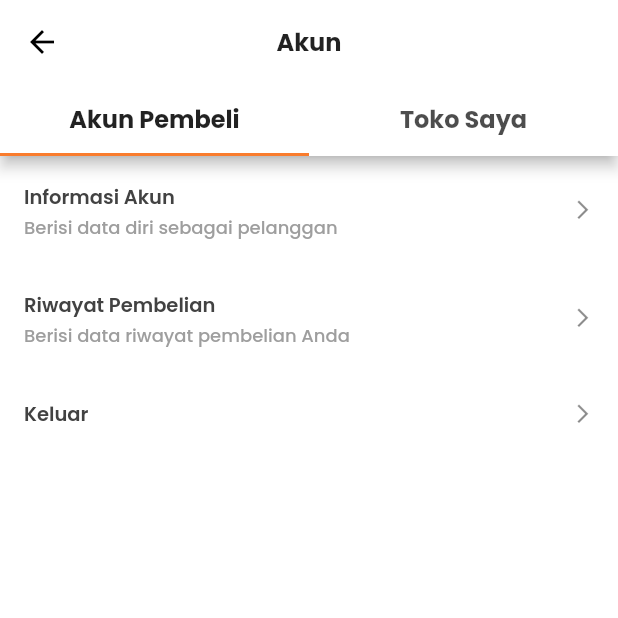
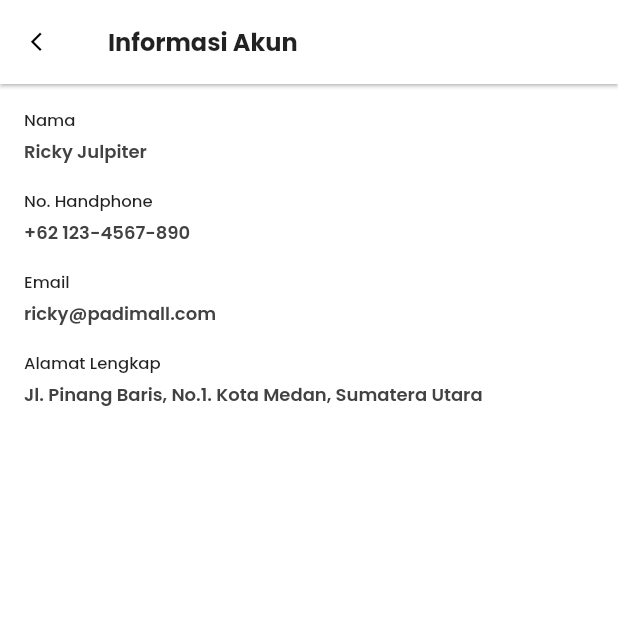
Before and after one commit to padimall/marketplace-app, a Flutter app: the AkunScreen screen opened directly, after a tap on "Informasi Akun", on a phone screen of 412 x 824 dp, the top half of it. Run offline on Flutter 3.47's test engine with Material 2 defaults, Android fonts, the phone set to English and light mode, and no system bars; our stand-ins replace cached_network_image, carousel_pro, carousel_slider, flutter_masked_text, flutter_svg, fluttertoast and 2 more; missing offline and left inert: wc_form_validators; network calls fail.

Commit message:
add: info akun UI

```diff
--- a/lib/main.dart
+++ b/lib/main.dart
@@ -5,6 +5,7 @@ import 'package:padimall_app/screens/checkout_screen.dart';
 import 'package:padimall_app/screens/detail_pembelian.dart';
 import 'package:padimall_app/screens/detail_penjualan.dart';
 import 'package:padimall_app/screens/first_screen.dart';
+import 'package:padimall_app/screens/info_buyer_screen.dart';
 import 'package:padimall_app/screens/info_toko_screen.dart';
 import 'package:padimall_app/screens/keranjang_screen.dart';
 import 'package:padimall_app/screens/login_screen.dart';
@@ -72,6 +73,7 @@ class MyApp extends StatelessWidget {
           DetailPembelianScreen.routeName: (ctx) => DetailPembelianScreen(),
           DetailPenjualanScreen.routeName: (ctx) => DetailPenjualanScreen(),
           InfoTokoScreen.routeName: (ctx) => InfoTokoScreen(),
+          InfoBuyerScreen.routeName: (ctx) => InfoBuyerScreen(),
         },
       ),
     );
--- a/lib/screens/beranda_screen.dart
+++ b/lib/screens/beranda_screen.dart
@@ -9,7 +9,8 @@ class BerandaScreen extends StatelessWidget {
   Widget build(BuildContext context) {
     return Scaffold(
       backgroundColor: Colors.white,
-      body: SingleChildScrollView(
+      body: SafeArea(
+        child: SingleChildScrollView(
           child: Column(
             mainAxisSize: MainAxisSize.max,
             children: <Widget>[
@@ -23,6 +24,7 @@ class BerandaScreen extends StatelessWidget {
             ],
           ),
         ),
+      ),
     );
   }
 }
--- /dev/null
+++ b/lib/screens/info_buyer_screen.dart
@@ -0,0 +1,66 @@
+import 'package:flutter/material.dart';
+import 'package:padimall_app/utils/custom_text_theme.dart';
+
+class InfoBuyerScreen extends StatelessWidget {
+  static final routeName = 'info-buyer-screen';
+
+  @override
+  Widget build(BuildContext context) {
+    return Scaffold(
+      appBar: AppBar(
+        title: Text(
+          'Informasi Akun',
+          style: PadiMallTextTheme.sz16weight700(context),
+        ),
+        elevation: 1,
+        leading: IconButton(
+          icon: Icon(Icons.arrow_back_ios),
+          iconSize: 15,
+          onPressed: () {
+            Navigator.pop(context);
+          },
+        ),
+        backgroundColor: Colors.white,
+      ),
+      body: Container(
+        padding: const EdgeInsets.all(16.0),
+        color: Colors.white,
+        width: double.infinity,
+        height: double.infinity,
+        child: SingleChildScrollView(
+          child: Column(
+            crossAxisAlignment: CrossAxisAlignment.start,
+            children: <Widget>[
+              _buildInfoRow(context, 'Nama', 'Ricky Julpiter'),
+              _buildInfoRow(context, 'No. Handphone', '+62 123-4567-890'),
+              _buildInfoRow(context, 'Email', 'ricky@padimall.com'),
+              _buildInfoRow(context, 'Alamat Lengkap', 'Jl. Pinang Baris, No.1. Kota Medan, Sumatera Utara'),
+            ],
+          ),
+        ),
+      ),
+    );
+  }
+
+  Widget _buildInfoRow(BuildContext context, String label, String value) {
+    return Container(
+      margin: const EdgeInsets.only(bottom: 16),
+      child: Column(
+        crossAxisAlignment: CrossAxisAlignment.start,
+        children: <Widget>[
+          Container(
+            margin: const EdgeInsets.only(bottom: 4),
+            child: Text(
+              '$label',
+              style: PadiMallTextTheme.sz11weight500(context),
+            ),
+          ),
+          Text(
+            '$value',
+            style: PadiMallTextTheme.sz12weight600Soft(context),
+          ),
+        ],
+      ),
+    );
+  }
+}
--- a/lib/screens/produk_anda_screen.dart
+++ b/lib/screens/produk_anda_screen.dart
@@ -14,6 +14,7 @@ class ProdukAndaScreen extends StatelessWidget {
           'Daftar Produk Anda',
           style: PadiMallTextTheme.sz16weight700(context),
         ),
+        elevation: 1,
         leading: IconButton(
           icon: Icon(Icons.arrow_back_ios),
           iconSize: 15,
--- a/lib/widgets/akun/akun_pembeli.dart
+++ b/lib/widgets/akun/akun_pembeli.dart
@@ -1,4 +1,5 @@
 import 'package:flutter/material.dart';
+import 'package:padimall_app/screens/info_buyer_screen.dart';
 import 'package:padimall_app/screens/login_screen.dart';
 import 'package:padimall_app/screens/pembelian_screen.dart';
 import 'package:padimall_app/widgets/akun/list_tile.dart';
@@ -11,7 +12,9 @@ class AkunPembeliWidget extends StatelessWidget {
         AkunListTile(
           title: 'Informasi Akun',
           subtitle: 'Berisi data diri sebagai pelanggan',
-          handler: () {},
+          handler: () {
+            Navigator.pushNamed(context, InfoBuyerScreen.routeName);
+          },
         ),
         AkunListTile(
           title: 'Riwayat Pembelian',
```
Also changed, not shown: lib/screens/info_toko_screen.dart (+24 -38 lines). Lines whose indentation alone changed are shown as unchanged.
